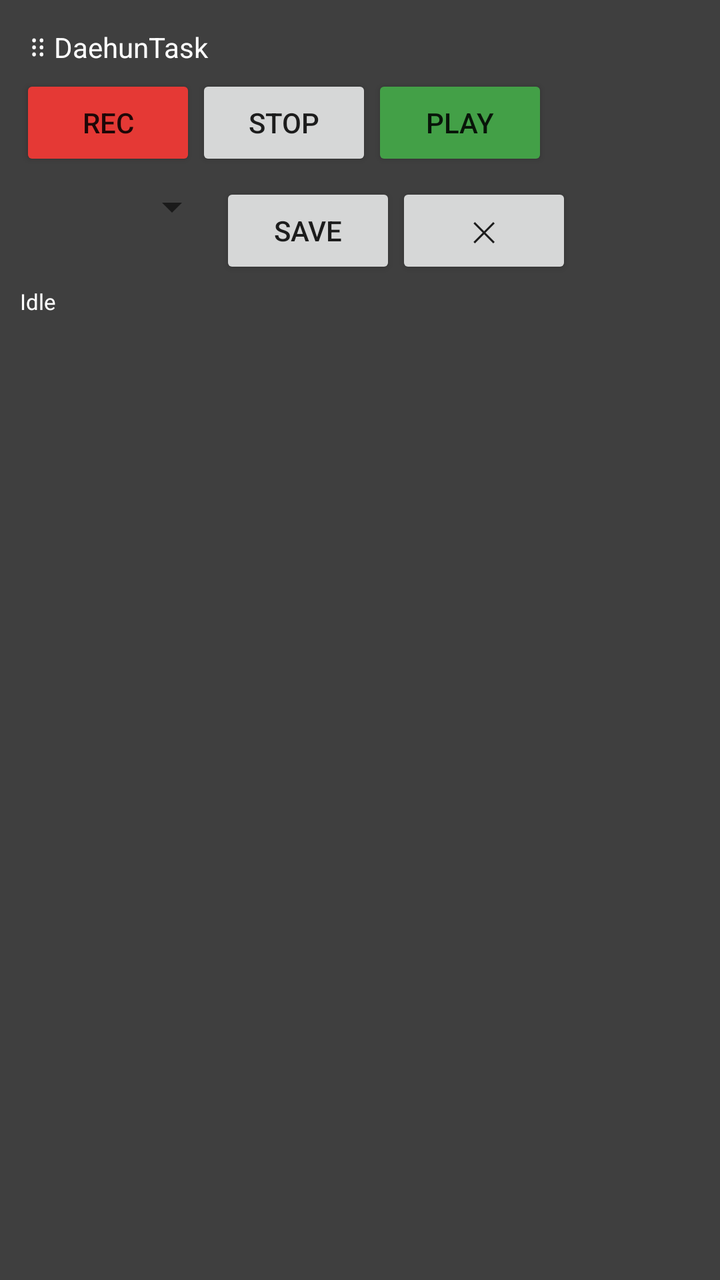
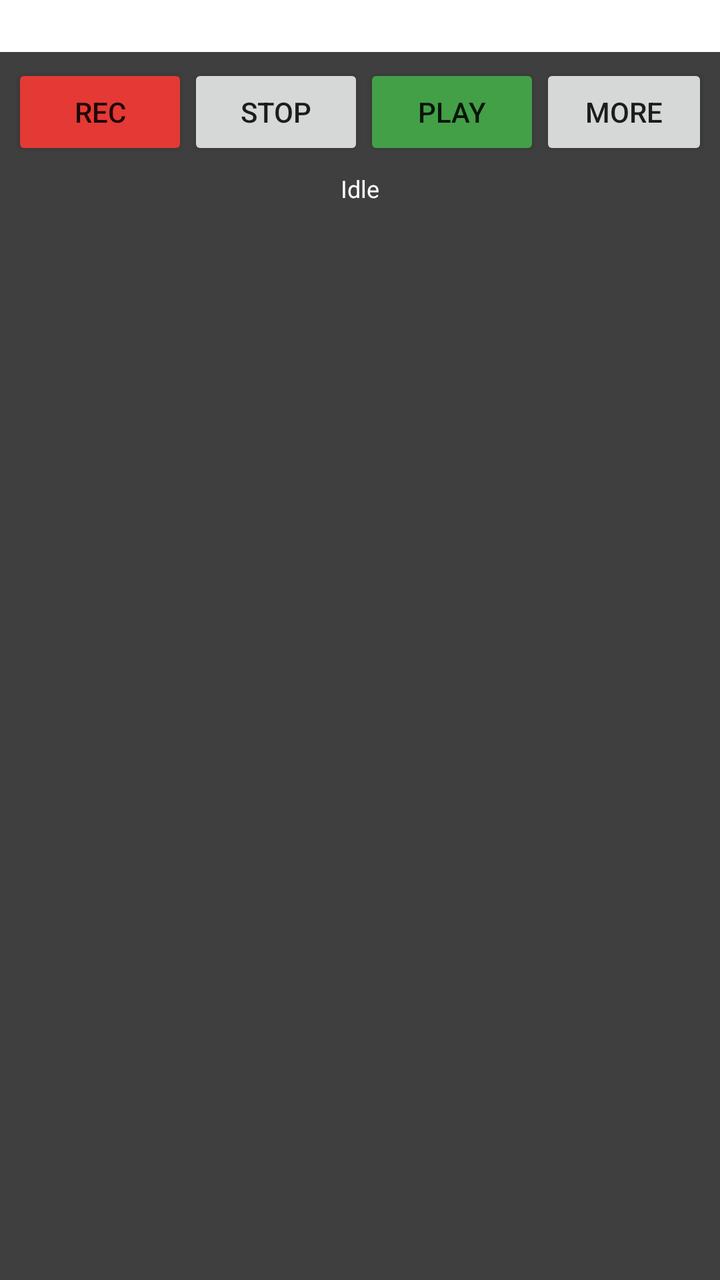

Screens rendered from an Android XML layout before and after an edit, with the pre-edit source and the edit as a unified diff.
<!-- AndroidManifest.xml: application theme Theme.TapMacro -->
<!-- res/layout/overlay_control.xml -->
<?xml version="1.0" encoding="utf-8"?>
<LinearLayout xmlns:android="http://schemas.android.com/apk/res/android"
    android:orientation="vertical"
    android:layout_width="wrap_content"
    android:layout_height="wrap_content"
    android:background="#DD222222"
    android:padding="10dp">

    <TextView
        android:id="@+id/dragHandle"
        android:layout_width="match_parent"
        android:layout_height="wrap_content"
        android:text="⠿ DaehunTask"
        android:textColor="@color/white"
        android:padding="4dp" />

    <LinearLayout
        android:orientation="horizontal"
        android:layout_width="wrap_content"
        android:layout_height="wrap_content">

        <Button
            android:id="@+id/btnRecord"
            android:layout_width="wrap_content"
            android:layout_height="wrap_content"
            android:backgroundTint="@color/record_red"
            android:text="Rec" />

        <Button
            android:id="@+id/btnStop"
            android:layout_width="wrap_content"
            android:layout_height="wrap_content"
            android:text="Stop" />

        <Button
            android:id="@+id/btnPlay"
            android:layout_width="wrap_content"
            android:layout_height="wrap_content"
            android:backgroundTint="@color/play_green"
            android:text="Play" />
    </LinearLayout>

    <LinearLayout
        android:orientation="horizontal"
        android:layout_width="wrap_content"
        android:layout_height="wrap_content"
        android:layout_marginTop="6dp">

        <Spinner
            android:id="@+id/spinnerSpeed"
            android:layout_width="100dp"
            android:layout_height="wrap_content" />

        <Button
            android:id="@+id/btnSave"
            android:layout_width="wrap_content"
            android:layout_height="wrap_content"
            android:text="Save" />

        <Button
            android:id="@+id/btnClose"
            android:layout_width="wrap_content"
            android:layout_height="wrap_content"
            android:text="✕" />
    </LinearLayout>

    <TextView
        android:id="@+id/statusText"
        android:layout_width="wrap_content"
        android:layout_height="wrap_content"
        android:textColor="@color/white"
        android:textSize="11sp"
        android:layout_marginTop="4dp"
        android:text="Idle" />

</LinearLayout>
<!-- resources referenced by this layout -->
<resources>
  <color name="play_green">#43A047</color>
  <color name="record_red">#E53935</color>
  <color name="white">#FFFFFF</color>
  <style name="Theme.TapMacro" parent="Theme.MaterialComponents.DayNight.NoActionBar">
          <item name="colorPrimary">@color/purple_500</item>
      </style>
  <color name="purple_500">#6200EE</color>
</resources>

<!-- the commit's change to res/layout/overlay_control.xml (unified diff, before → after) -->
@@ -3,21 +3,20 @@
     android:orientation="vertical"
     android:layout_width="wrap_content"
     android:layout_height="wrap_content"
-    android:background="#DD222222"
-    android:padding="10dp">
+    android:background="#DD222222">
 
-    <TextView
+    
+    <View
         android:id="@+id/dragHandle"
         android:layout_width="match_parent"
-        android:layout_height="wrap_content"
-        android:text="⠿ DaehunTask"
-        android:textColor="@color/white"
-        android:padding="4dp" />
+        android:layout_height="26dp"
+        android:background="@android:color/white" />
 
     <LinearLayout
         android:orientation="horizontal"
         android:layout_width="wrap_content"
-        android:layout_height="wrap_content">
+        android:layout_height="wrap_content"
+        android:padding="6dp">
 
         <Button
             android:id="@+id/btnRecord"
@@ -38,39 +37,22 @@
             android:layout_height="wrap_content"
             android:backgroundTint="@color/play_green"
             android:text="Play" />
-    </LinearLayout>
-
-    <LinearLayout
-        android:orientation="horizontal"
-        android:layout_width="wrap_content"
-        android:layout_height="wrap_content"
-        android:layout_marginTop="6dp">
-
-        <Spinner
-            android:id="@+id/spinnerSpeed"
-            android:layout_width="100dp"
-            android:layout_height="wrap_content" />
 
         <Button
-            android:id="@+id/btnSave"
+            android:id="@+id/btnMore"
             android:layout_width="wrap_content"
             android:layout_height="wrap_content"
-            android:text="Save" />
-
-        <Button
-            android:id="@+id/btnClose"
-            android:layout_width="wrap_content"
-            android:layout_height="wrap_content"
-            android:text="✕" />
+            android:text="More" />
     </LinearLayout>
 
     <TextView
         android:id="@+id/statusText"
-        android:layout_width="wrap_content"
+        android:layout_width="match_parent"
         android:layout_height="wrap_content"
+        android:gravity="center"
         android:textColor="@color/white"
-        android:textSize="11sp"
-        android:layout_marginTop="4dp"
+        android:textSize="12sp"
+        android:paddingBottom="6dp"
         android:text="Idle" />
 
 </LinearLayout>
